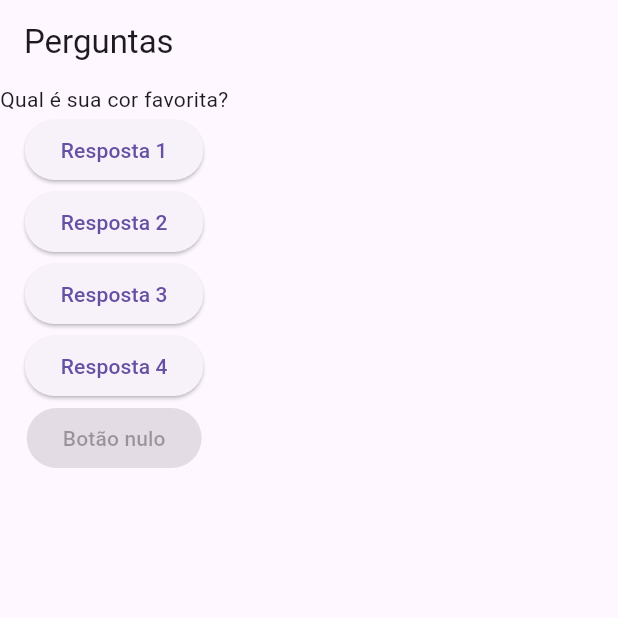
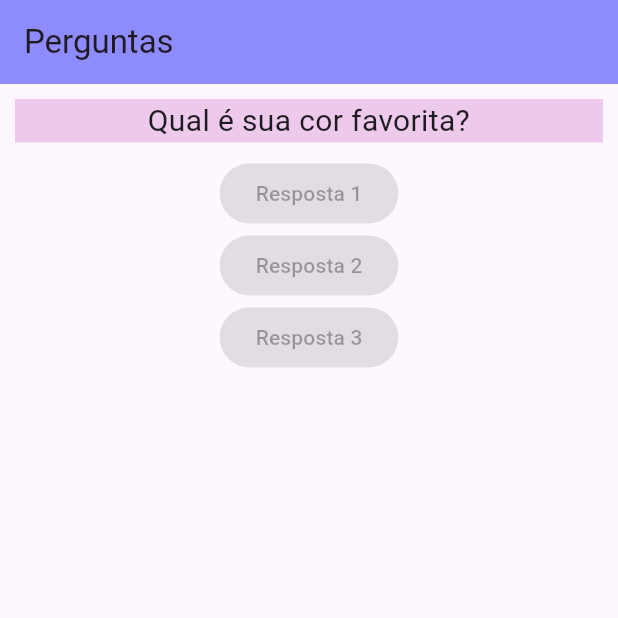
Before and after one commit to ArthurRCastilho/projetoperguntas, a Flutter app: the screen it shows after launch, on a phone screen of 412 x 824 dp, the top half of it. Run offline on Flutter 3.47's test engine with Material 3 defaults, Android fonts, the phone set to English and light mode, and no system bars.

Commit message:
Update flutter app:

```diff
--- a/lib/main.dart
+++ b/lib/main.dart
@@ -1,57 +1,53 @@
 import 'package:flutter/material.dart';
 import 'package:flutter/widgets.dart';
+import 'package:projetoperguntas/respostas.dart';
+import './questao.dart';
 
 main() => runApp(PerguntaApp());
 
-class PerguntaApp extends StatelessWidget {
-  void responder() {
-    print('Pergunta respondida');
-  }
+class _PerguntaAppState extends State<PerguntaApp> {
+  var _perguntaSelecionada = 0;
 
-  void Function() FuncaoQueRetornaOutraFuncao() {
-    return () {
-      print('Pergunta Respondida #02');
-    };
+  void _responder() {
+    setState(() {
+      _perguntaSelecionada++;
+    });
+    print(_perguntaSelecionada);
   }
 
   @override
   Widget build(BuildContext context) {
-    final perguntas = ['Qual é sua cor favorita?', 'Qual seu animal favorito?'];
+    final perguntas = [
+      'Qual é sua cor favorita?',
+      'Qual seu animal favorito?',
+      'Quantas letras tem seu nome?',
+      'Qual sua matéria favorita?',
+    ];
 
     return MaterialApp(
       home: Scaffold(
         // Responsavel para dar estrutura a aplicação
         appBar: AppBar(
+          backgroundColor: Color.fromRGBO(51, 51, 255, 0.553),
+          // foregroundColor: Color.fromRGBO(177, 9, 23, 0.635), Cor da letra
+          shadowColor: Color.fromRGBO(13, 150, 132, 0.499),
           title: const Text('Perguntas'),
         ),
         body: Column(
           children: <Widget>[
-            Text(perguntas[0]),
-            ElevatedButton(
-              onPressed: responder,
-              child: const Text('Resposta 1'),
-            ),
-            ElevatedButton(
-              onPressed: FuncaoQueRetornaOutraFuncao(),
-              child: const Text('Resposta 2'),
-            ),
-            ElevatedButton(
-              onPressed: () => print('Pergunta Respondida #03'),
-              child: const Text('Resposta 3'),
-            ),
-            ElevatedButton(
-              onPressed: () {
-                print('Pergunta Respondida #04');
-              },
-              child: const Text('Resposta 4'),
-            ),
-            const ElevatedButton(
-              onPressed: null,
-              child: Text('Botão nulo'),
-            ),
+            Questao(perguntas[_perguntaSelecionada]),
+            Respostas('Resposta 1'),
+            Respostas('Resposta 2'),
+            Respostas('Resposta 3'),
           ],
         ),
       ),
     );
   }
 }
+
+class PerguntaApp extends StatefulWidget {
+  _PerguntaAppState createState() {
+    return _PerguntaAppState();
+  }
+}
--- /dev/null
+++ b/lib/questao.dart
@@ -0,0 +1,21 @@
+import 'package:flutter/material.dart';
+
+class Questao extends StatelessWidget {
+  final String texto;
+
+  Questao(this.texto);
+
+  @override
+  Widget build(BuildContext context) {
+    return Container(
+      color: Color.fromRGBO(169, 17, 154, 0.2),
+      width: double.infinity,
+      margin: EdgeInsets.all(10), // Margem
+      child: Text(
+        texto,
+        style: TextStyle(fontSize: 20),
+        textAlign: TextAlign.center,
+      ),
+    );
+  }
+}
--- /dev/null
+++ b/lib/respostas.dart
@@ -0,0 +1,15 @@
+import 'package:flutter/material.dart';
+
+class Respostas extends StatelessWidget {
+  String resposta = '';
+
+  Respostas(this.resposta);
+
+  @override
+  Widget build(BuildContext context) {
+    return ElevatedButton(
+      onPressed: null,
+      child: Text(resposta),
+    );
+  }
+}
```
Also changed, not shown: 2 other files.
